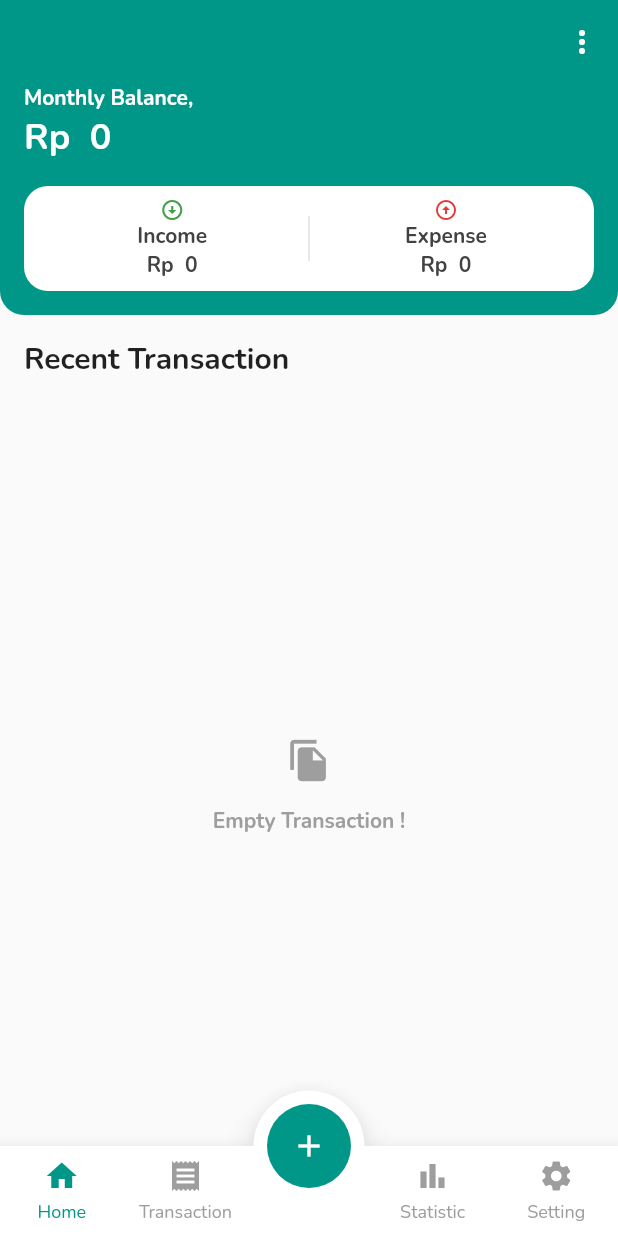
After one commit to ardmgtm/bit_finance, a Flutter app: the screen it shows after launch, on a phone screen of 412 x 824 dp. The commit adds this screen. Run offline on Flutter 3.47's test engine with Material 2 defaults, Android fonts, the phone set to English and light mode, and no system bars; our stand-ins replace currency_text_input_formatter, dartz, freezed_annotation, get, get_it, google_fonts and 2 more; accounts and stored records are empty.

```diff
--- a/lib/application/constants/routes.dart
+++ b/lib/application/constants/routes.dart
@@ -1,15 +1,15 @@
 import 'package:get/get.dart';
 
 import '../../presentation/page/add_transaction_page.dart';
-import '../../presentation/page/home_page.dart';
+import '../../presentation/page/main_page.dart';
 
 class BitFinanceRoutes {
-  static const home = '/';
+  static const main = '/';
   static const addTransaction = '/add-transaction';
 
   static List<GetPage<dynamic>> pages() {
     return [
-      GetPage(name: home, page: () => const HomePage()),
+      GetPage(name: main, page: () => const MainPage()),
       GetPage(name: addTransaction, page: () => const AddTransactionPage()),
     ];
   }
--- a/lib/application/controller/get_transaction_controller.dart
+++ b/lib/application/controller/get_transaction_controller.dart
@@ -18,7 +18,7 @@ class GetTransactionController extends GetxController {
 
   GetTransactionController(this.repository);
 
-  get isEmpty => recentTransactions.isEmpty;
+  get isEmpty => transactions.isEmpty;
 
   _error() {
     isError.value = true;
--- /dev/null
+++ b/lib/application/controller/main_page_controller.dart
@@ -0,0 +1,11 @@
+import 'package:get/get.dart';
+import 'package:injectable/injectable.dart';
+
+@injectable
+class MainPageController extends GetxController {
+  RxInt index = 0.obs;
+
+  switchScreen(int newIndex) {
+    index.value = newIndex;
+  }
+}
--- a/lib/main.dart
+++ b/lib/main.dart
@@ -25,7 +25,7 @@ class MyApp extends StatelessWidget {
           child: child ?? Container(),
         );
       },
-      initialRoute: BitFinanceRoutes.home,
+      initialRoute: BitFinanceRoutes.main,
       getPages: BitFinanceRoutes.pages(),
     );
   }
--- /dev/null
+++ b/lib/presentation/page/main_page.dart
@@ -0,0 +1,49 @@
+import 'package:flutter/material.dart';
+import 'package:get/get.dart';
+
+import '../../application/constants/routes.dart';
+import '../../application/controller/main_page_controller.dart';
+import '../../injection.dart';
+import '../widget/widget.dart';
+import 'screen/home_screen.dart';
+import 'screen/transaction_screen.dart';
+
+class MainPage extends StatelessWidget {
+  const MainPage({
+    Key? key,
+  }) : super(key: key);
+
+  @override
+  Widget build(BuildContext context) {
+    List pages = [
+      const HomeScreen(),
+      const TransactionScreen(),
+      Icon(Icons.auto_graph),
+      Icon(Icons.settings),
+    ];
+    MainPageController mainPageController =
+        Get.put(getIt<MainPageController>());
+
+    return Scaffold(
+      body: Obx(() => pages.elementAt(mainPageController.index.value)),
+      floatingActionButton: FloatingActionButton(
+        onPressed: () {
+          Get.toNamed(BitFinanceRoutes.addTransaction)
+              // ?.then(
+              //   (value) => c.getMonthlyTransaction(
+              //       DateTime.now().month, DateTime.now().year),
+              // )
+              ;
+        },
+        elevation: 0,
+        child: const Icon(Icons.add),
+      ),
+      floatingActionButtonLocation: FloatingActionButtonLocation.centerDocked,
+      bottomNavigationBar: CustomBottomNavBar(
+        onItemMenuSelected: (i) {
+          mainPageController.switchScreen(i);
+        },
+      ),
+    );
+  }
+}
--- /dev/null
+++ b/lib/presentation/page/screen/home_screen.dart
@@ -0,0 +1,191 @@
+import 'package:flutter/material.dart';
+import 'package:flutter/services.dart';
+import 'package:get/get.dart';
+
+import '../../../application/controller/get_transaction_controller.dart';
+import '../../../application/helper/currency_formatter.dart';
+import '../../../injection.dart';
+import '../../widget/transaction_card.dart';
+
+class HomeScreen extends StatelessWidget {
+  const HomeScreen({Key? key}) : super(key: key);
+
+  @override
+  Widget build(BuildContext context) {
+    final c = Get.put(getIt<GetTransactionController>());
+    TextTheme textTheme = Theme.of(context).textTheme;
+    c.getMonthlyTransaction(DateTime.now().month, DateTime.now().year);
+
+    return Column(
+      crossAxisAlignment: CrossAxisAlignment.start,
+      children: [
+        AppBar(
+          elevation: 0,
+          systemOverlayStyle: SystemUiOverlayStyle.light,
+          actions: [
+            IconButton(
+              onPressed: () {},
+              icon: const Icon(Icons.more_vert),
+            ),
+          ],
+        ),
+        Container(
+          decoration: BoxDecoration(
+            color: Theme.of(context).primaryColor,
+            borderRadius: const BorderRadius.vertical(
+              bottom: Radius.circular(16.0),
+            ),
+          ),
+          child: Padding(
+            padding: const EdgeInsets.fromLTRB(16, 0, 16, 16),
+            child: Column(
+              crossAxisAlignment: CrossAxisAlignment.start,
+              children: [
+                Text(
+                  "Monthly Balance,",
+                  style: textTheme.bodyText1!.copyWith(
+                    color: Colors.white,
+                    fontWeight: FontWeight.bold,
+                  ),
+                ),
+                Obx(
+                  () => Text(
+                    CurrencyFormatter.format(c.balance.value),
+                    style: textTheme.headline5!.copyWith(
+                      color: Colors.white,
+                      fontWeight: FontWeight.bold,
+                    ),
+                  ),
+                ),
+                const SizedBox(height: 16),
+                Container(
+                  decoration: BoxDecoration(
+                    color: Colors.white,
+                    borderRadius: BorderRadius.circular(16.0),
+                  ),
+                  child: Padding(
+                    padding: const EdgeInsets.all(8.0),
+                    child: Row(
+                      children: [
+                        Expanded(
+                          child: Column(
+                            children: [
+                              Icon(
+                                Icons.arrow_circle_down_outlined,
+                                color: Colors.green[600],
+                                size: 16.0,
+                              ),
+                              Text(
+                                "Income",
+                                style: textTheme.bodyText1!.copyWith(
+                                  color: Colors.grey[800],
+                                  fontWeight: FontWeight.bold,
+                                ),
+                              ),
+                              Obx(
+                                () => Text(
+                                  CurrencyFormatter.format(c.income.value),
+                                  style: textTheme.bodyText1!.copyWith(
+                                    color: Colors.grey[800],
+                                    fontWeight: FontWeight.bold,
+                                  ),
+                                ),
+                              ),
+                            ],
+                          ),
+                        ),
+                        Container(
+                          height: 30,
+                          width: 1,
+                          color: Colors.grey[300],
+                        ),
+                        Expanded(
+                          child: Column(
+                            children: [
+                              Icon(
+                                Icons.arrow_circle_up_outlined,
+                                color: Colors.red[600],
+                                size: 16.0,
+                              ),
+                              Text(
+                                "Expense",
+                                style: textTheme.bodyText1!.copyWith(
+                                  color: Colors.grey[800],
+                                  fontWeight: FontWeight.bold,
+                                ),
+                              ),
+                              Obx(
+                                () => Text(
+                                  CurrencyFormatter.format(c.expense.value),
+                                  style: textTheme.bodyText1!.copyWith(
+                                    color: Colors.grey[800],
+                                    fontWeight: FontWeight.bold,
+                                  ),
+                                ),
+                              ),
+                            ],
+                          ),
+                        ),
+                      ],
+                    ),
+                  ),
+                )
+              ],
+            ),
+          ),
+        ),
+        Padding(
+          padding: const EdgeInsets.all(16.0),
+          child: Text(
+            "Recent Transaction",
+            style: Theme.of(context)
+                .textTheme
+                .headline6
+                ?.copyWith(fontWeight: FontWeight.bold),
+          ),
+        ),
+        Obx(
+          () => c.isLoading.value
+              ? const Expanded(
+                  child: Center(
+                    child: CircularProgressIndicator(),
+                  ),
+                )
+              : c.recentTransactions.isEmpty
+                  ? Expanded(
+                      child: Center(
+                      child: Column(
+                        mainAxisAlignment: MainAxisAlignment.center,
+                        children: const [
+                          Padding(
+                            padding: EdgeInsets.all(16),
+                            child: Icon(
+                              Icons.file_copy,
+                              color: Colors.grey,
+                              size: 30,
+                            ),
+                          ),
+                          Text(
+                            "Empty Transaction !",
+                            style: TextStyle(
+                              color: Colors.grey,
+                              fontWeight: FontWeight.bold,
+                            ),
+                          ),
+                        ],
+                      ),
+                    ))
+                  : Expanded(
+                      child: ListView.separated(
+                        itemCount: c.recentTransactions.length,
+                        separatorBuilder: (_, i) => const SizedBox(),
+                        itemBuilder: (context, i) => TransactionCard(
+                          transaction: c.recentTransactions[i],
+                        ),
+                      ),
+                    ),
+        ),
+      ],
+    );
+  }
+}
```
Also changed, not shown: lib/presentation/page/home_page.dart (deleted, +0 -206 lines), lib/presentation/page/screen/transaction_screen.dart (added, +17 -0 lines), lib/injection.config.dart, 2 other files.
